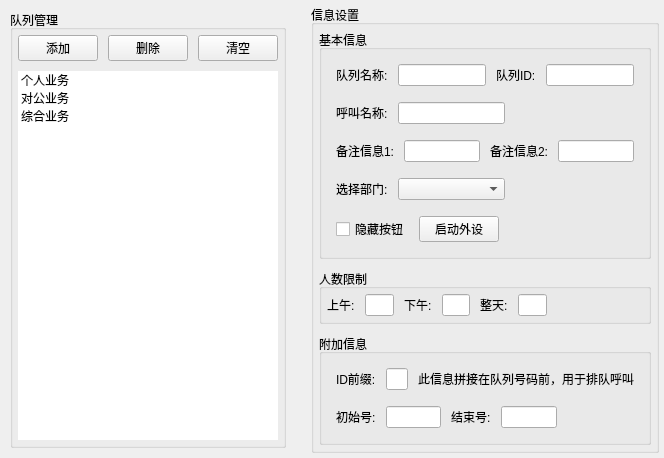
ffjiangMr/Qt, file QueueConfigurator/TagPage/QueueSetting/qqueuequeuesetting.ui: the form before one commit.
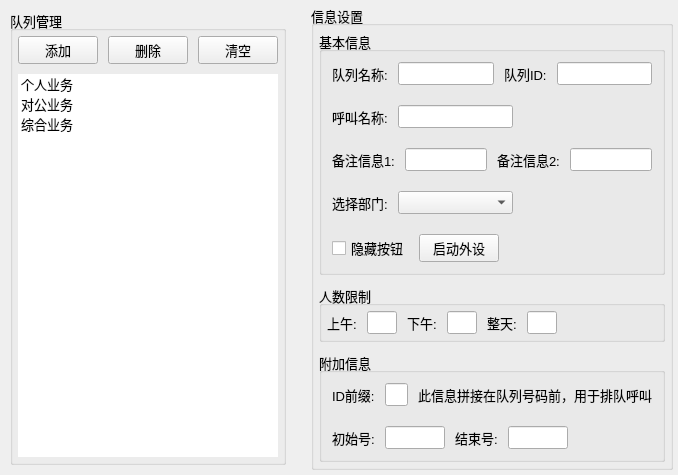
The form after the commit. Custom widgets are drawn as their Qt base class.

```diff
--- a/QueueConfigurator/TagPage/QueueSetting/qqueuequeuesetting.ui
+++ b/QueueConfigurator/TagPage/QueueSetting/qqueuequeuesetting.ui
@@ -48,6 +48,11 @@
      </property>
      <item>
       <widget class="QGroupBox" name="groupBox_4">
+       <property name="font">
+        <font>
+         <pointsize>10</pointsize>
+        </font>
+       </property>
        <property name="title">
         <string>队列管理</string>
        </property>
@@ -123,6 +128,11 @@
     <layout class="QVBoxLayout" name="verticalLayout_5">
      <item>
       <widget class="QGroupBox" name="groupBox_5">
+       <property name="font">
+        <font>
+         <pointsize>10</pointsize>
+        </font>
+       </property>
        <property name="title">
         <string>信息设置</string>
        </property>
@@ -148,8 +158,20 @@
            <string>基本信息</string>
           </property>
           <layout class="QVBoxLayout" name="verticalLayout_8">
+           <property name="spacing">
+            <number>10</number>
+           </property>
            <property name="leftMargin">
-            <number>9</number>
+            <number>5</number>
+           </property>
+           <property name="topMargin">
+            <number>5</number>
+           </property>
+           <property name="rightMargin">
+            <number>5</number>
+           </property>
+           <property name="bottomMargin">
+            <number>5</number>
            </property>
            <item>
             <layout class="QHBoxLayout" name="horizontalLayout_10" stretch="1,5,1,5">
@@ -461,6 +483,21 @@
            <string>附加信息</string>
           </property>
           <layout class="QVBoxLayout" name="verticalLayout_9">
+           <property name="spacing">
+            <number>10</number>
+           </property>
+           <property name="leftMargin">
+            <number>5</number>
+           </property>
+           <property name="topMargin">
+            <number>5</number>
+           </property>
+           <property name="rightMargin">
+            <number>5</number>
+           </property>
+           <property name="bottomMargin">
+            <number>5</number>
+           </property>
            <item>
             <layout class="QHBoxLayout" name="horizontalLayout_16" stretch="1,5,15">
              <property name="spacing">
```
